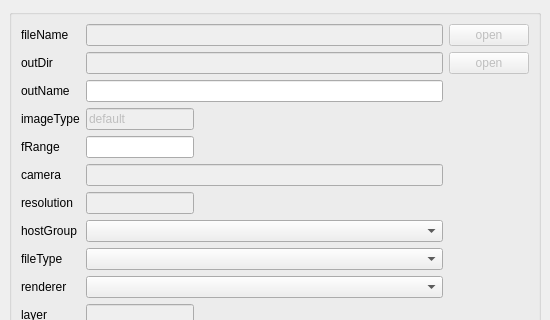
This is rbhusUI/lib/rbhusEditMod.ui in aumanimationstudios/rbhus as Qt 5 draws it before an edit; both pictures show x 0 to 550 and y 0 to 320 of the 550 by 747 pixel window. The edited form follows.
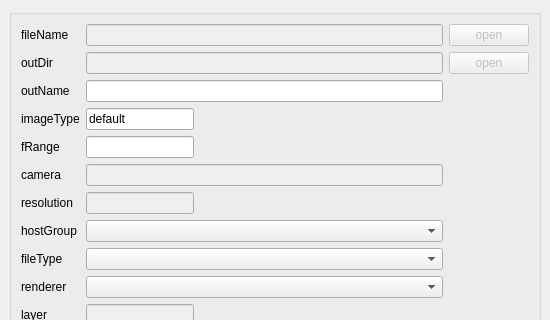
This is the edited form.

Diff of the .ui file:
```diff
--- a/rbhusUI/lib/rbhusEditMod.ui
+++ b/rbhusUI/lib/rbhusEditMod.ui
@@ -7,7 +7,7 @@
     <x>0</x>
     <y>0</y>
     <width>550</width>
-    <height>669</height>
+    <height>706</height>
    </rect>
   </property>
   <property name="windowTitle">
@@ -710,7 +710,7 @@
        <item row="3" column="1">
         <widget class="QLineEdit" name="lineEditImageType">
          <property name="enabled">
-          <bool>false</bool>
+          <bool>true</bool>
          </property>
          <property name="sizePolicy">
           <sizepolicy hsizetype="Maximum" vsizetype="Fixed">
```
